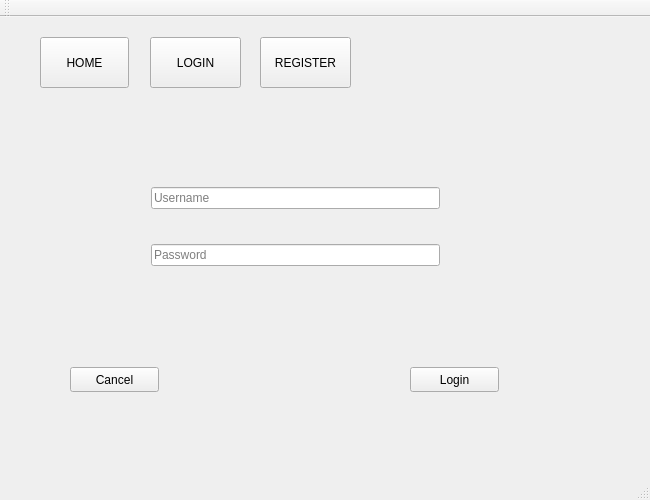
Old version of the form mainwindow.ui in the repository RamrajCh/SuperMarket-Billing-System.
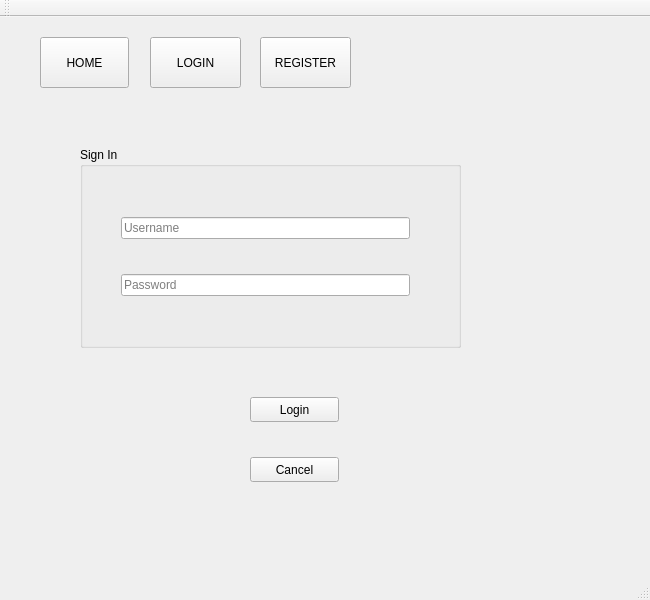
New version of the form.

The edit to the form file:
```diff
--- a/mainwindow.ui
+++ b/mainwindow.ui
@@ -7,7 +7,7 @@
     <x>0</x>
     <y>0</y>
     <width>650</width>
-    <height>500</height>
+    <height>600</height>
    </rect>
   </property>
   <property name="windowTitle">
@@ -20,10 +20,10 @@
    <widget class="QStackedWidget" name="mainStack">
     <property name="geometry">
      <rect>
-      <x>30</x>
+      <x>0</x>
       <y>0</y>
-      <width>601</width>
-      <height>531</height>
+      <width>651</width>
+      <height>581</height>
      </rect>
     </property>
     <property name="currentIndex">
@@ -182,8 +182,8 @@
      <widget class="QPushButton" name="cancelButton_2">
       <property name="geometry">
        <rect>
-        <x>40</x>
-        <y>350</y>
+        <x>250</x>
+        <y>440</y>
         <width>89</width>
         <height>25</height>
        </rect>
@@ -195,8 +195,8 @@
      <widget class="QPushButton" name="loginButton_2">
       <property name="geometry">
        <rect>
-        <x>380</x>
-        <y>350</y>
+        <x>250</x>
+        <y>380</y>
         <width>89</width>
         <height>25</height>
        </rect>
@@ -205,11 +205,23 @@
        <string>Login</string>
       </property>
      </widget>
-     <widget class="QWidget" name="">
+     <widget class="QGroupBox" name="groupBox">
       <property name="geometry">
        <rect>
-        <x>110</x>
+        <x>80</x>
         <y>130</y>
+        <width>381</width>
+        <height>201</height>
+       </rect>
+      </property>
+      <property name="title">
+       <string>Sign In</string>
+      </property>
+      <widget class="QWidget" name="layoutWidget">
+       <property name="geometry">
+        <rect>
+         <x>30</x>
+         <y>30</y>
         <width>311</width>
         <height>161</height>
        </rect>
@@ -224,12 +236,16 @@
        </item>
        <item>
         <widget class="QLineEdit" name="login_password">
+          <property name="echoMode">
+           <enum>QLineEdit::Password</enum>
+          </property>
          <property name="placeholderText">
           <string>Password</string>
          </property>
         </widget>
        </item>
       </layout>
+      </widget>
      </widget>
     </widget>
    </widget>
```
Lines whose indentation alone changed are shown as unchanged.
